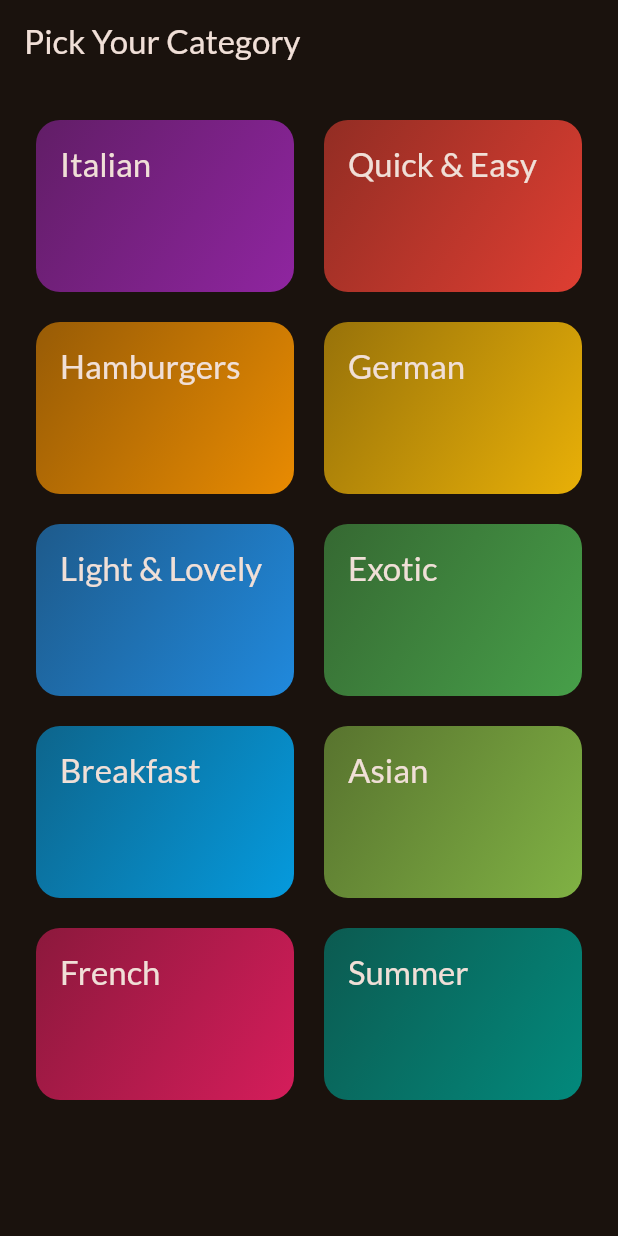
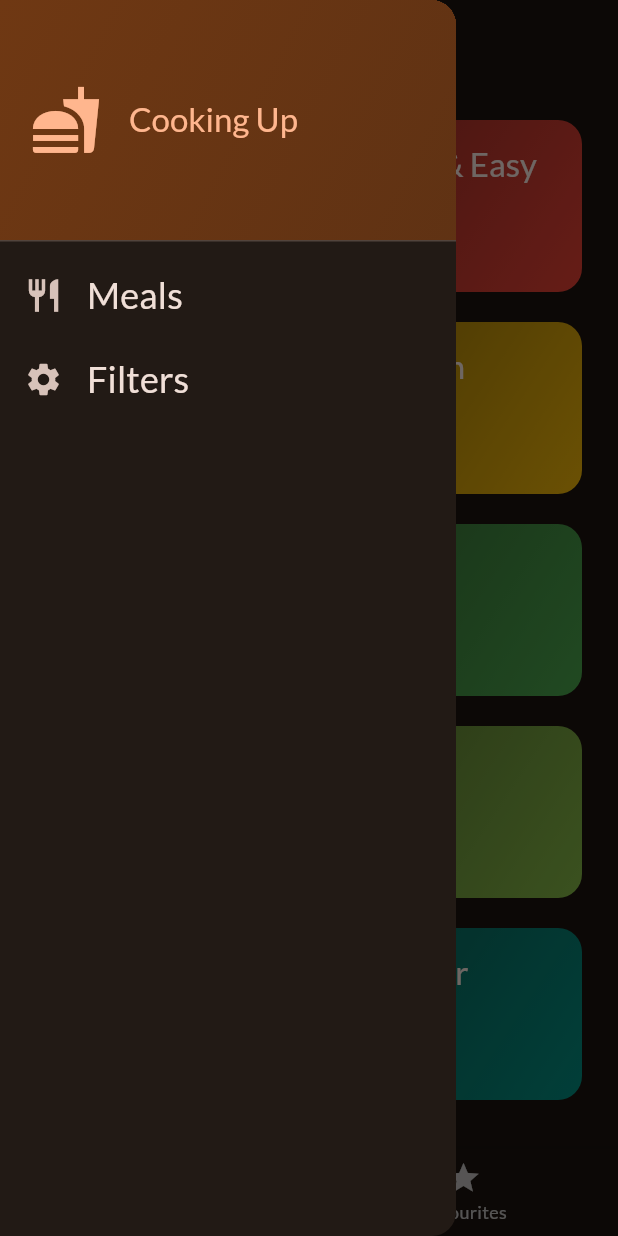
Before and after one commit to MohammedAjsal/meals_app, a Flutter app: the screen it shows after launch, with the side drawer open (before the commit the screen has no drawer), on a phone screen of 412 x 824 dp. Run offline on Flutter 3.47's test engine with Material 2 defaults, Android fonts, the phone set to English and light mode, and no system bars; our stand-ins replace google_fonts, transparent_image.

Commit message:
tabs and drawer added

```diff
--- a/lib/main.dart
+++ b/lib/main.dart
@@ -3,6 +3,7 @@ import 'package:google_fonts/google_fonts.dart';
 import 'package:meals_app/data/dummy_data.dart';
 import 'package:meals_app/screens/categories.dart';
 import 'package:meals_app/screens/meals.dart';
+import 'package:meals_app/screens/tabs.dart';
 
 final theme = ThemeData(
   useMaterial3: true,
@@ -24,10 +25,11 @@ class App extends StatelessWidget {
   @override
   Widget build(BuildContext context) {
     return MaterialApp(
-        debugShowCheckedModeBanner: false,
-        theme: theme,
-        home: const CategoriesScreen()
-        // CategoriesScreen(),
-        );
+      debugShowCheckedModeBanner: false,
+      theme: theme,
+      home: const TabsScreen(),
+      //  CategoriesScreen()
+      // CategoriesScreen(),
+    );
   }
 }
--- a/lib/screens/categories.dart
+++ b/lib/screens/categories.dart
@@ -1,11 +1,13 @@
 import 'package:flutter/material.dart';
 import 'package:meals_app/data/dummy_data.dart';
 import 'package:meals_app/models/category.dart';
+import 'package:meals_app/models/meal.dart';
 import 'package:meals_app/screens/meals.dart';
 import 'package:meals_app/widgets/category_grid_item.dart';
 
 class CategoriesScreen extends StatelessWidget {
-  const CategoriesScreen({super.key});
+  const CategoriesScreen({required this.onToggleFavourite, super.key});
+  final void Function(Meal meal) onToggleFavourite;
   void _selectCategory(BuildContext context, Category category) {
     final filteredMealList = dummyMeals
         .where(
@@ -15,19 +17,22 @@ class CategoriesScreen extends StatelessWidget {
     // Navigator.push(context, route);
     Navigator.of(context).push(
       MaterialPageRoute(
-        builder: (ctx) =>
-            MealsScreen(title: category.title, meals: filteredMealList),
+        builder: (ctx) => MealsScreen(
+            title: category.title,
+            meals: filteredMealList,
+            onToggleFavourite: onToggleFavourite),
       ),
     );
   }
 
   @override
   Widget build(BuildContext context) {
-    return Scaffold(
-      appBar: AppBar(
-        title: const Text("Pick Your Category"),
-      ),
-      body: GridView(
+    // return Scaffold(
+    //   appBar: AppBar(
+    //     title: const Text("Pick Your Category"),
+    //   ),
+    // body:
+    return GridView(
       padding: const EdgeInsets.all(24),
       gridDelegate: const SliverGridDelegateWithFixedCrossAxisCount(
           crossAxisCount: 2,
@@ -44,7 +49,6 @@ class CategoriesScreen extends StatelessWidget {
             },
           )
       ],
-      ),
     );
   }
 }
--- /dev/null
+++ b/lib/screens/tabs.dart
@@ -0,0 +1,82 @@
+import 'package:flutter/material.dart';
+import 'package:meals_app/models/meal.dart';
+import 'package:meals_app/screens/categories.dart';
+import 'package:meals_app/screens/meals.dart';
+import 'package:meals_app/widgets/main_drawer.dart';
+
+class TabsScreen extends StatefulWidget {
+  const TabsScreen({super.key});
+  @override
+  State<TabsScreen> createState() {
+    return _TabsScreenState();
+  }
+}
+
+class _TabsScreenState extends State<TabsScreen> {
+  int _selectedPageIndex = 0;
+  final List<Meal> _favouriteMeals = [];
+  void _showInfoMessage(String message) {
+    ScaffoldMessenger.of(context).clearSnackBars();
+    ScaffoldMessenger.of(context).showSnackBar(
+      SnackBar(
+        content: Text(message),
+      ),
+    );
+  }
+
+  void toggleMealFavouriteStatus(Meal meal) {
+    final isExisting = _favouriteMeals.contains(meal);
+    if (isExisting) {
+      setState(() {
+        _favouriteMeals.remove(meal);
+      });
+      _showInfoMessage("Meal is no longer a favourite");
+    } else {
+      setState(() {
+        _favouriteMeals.add(meal);
+      });
+      _showInfoMessage("Marked as a favourite");
+    }
+  }
+
+  void _selectPage(int index) {
+    setState(() {
+      _selectedPageIndex = index;
+    });
+  }
+
+  @override
+  Widget build(BuildContext context) {
+    Widget activePage = CategoriesScreen(
+      onToggleFavourite: toggleMealFavouriteStatus,
+    );
+    var activePageTitle = "Categories";
+
+    if (_selectedPageIndex == 1) {
+      activePage = MealsScreen(
+          onToggleFavourite: toggleMealFavouriteStatus, meals: _favouriteMeals);
+      activePageTitle = "Your Favourites";
+    }
+
+    return Scaffold(
+      appBar: AppBar(
+        title: Text(activePageTitle),
+      ),
+      drawer: MainDrawer(),
+      body: activePage,
+      bottomNavigationBar: BottomNavigationBar(
+        currentIndex: _selectedPageIndex,
+        onTap: _selectPage,
+        items: const [
+          BottomNavigationBarItem(
+              icon: Icon(Icons.set_meal), label: "Categories"),
+          BottomNavigationBarItem(
+              icon: Icon(
+                Icons.star,
+              ),
+              label: "Favourites"),
+        ],
+      ),
+    );
+  }
+}
--- /dev/null
+++ b/lib/widgets/main_drawer.dart
@@ -0,0 +1,68 @@
+import 'package:flutter/material.dart';
+
+class MainDrawer extends StatelessWidget {
+  MainDrawer({super.key});
+  @override
+  Widget build(BuildContext context) {
+    return Drawer(
+      child: Column(
+        children: [
+          DrawerHeader(
+            padding: EdgeInsets.all(20),
+            decoration: BoxDecoration(
+              gradient: LinearGradient(colors: [
+                Theme.of(context).colorScheme.primaryContainer,
+                Theme.of(context).colorScheme.primaryContainer.withOpacity(0.8),
+              ], begin: Alignment.topLeft, end: Alignment.bottomRight),
+            ),
+            child: Row(
+              children: [
+                Icon(
+                  Icons.fastfood,
+                  size: 48,
+                  color: Theme.of(context).colorScheme.primary,
+                ),
+                const SizedBox(
+                  width: 18,
+                ),
+                Text(
+                  "Cooking Up",
+                  style: Theme.of(context)
+                      .textTheme
+                      .titleLarge!
+                      .copyWith(color: Theme.of(context).colorScheme.primary),
+                )
+              ],
+            ),
+          ),
+          ListTile(
+            leading: const Icon(
+              Icons.restaurant,
+              size: 26,
+            ),
+            title: Text(
+              'Meals',
+              style: Theme.of(context).textTheme.titleSmall!.copyWith(
+                  color: Theme.of(context).colorScheme.onBackground,
+                  fontSize: 24),
+            ),
+            onTap: () {},
+          ),
+          ListTile(
+            leading: const Icon(
+              Icons.settings,
+              size: 26,
+            ),
+            title: Text(
+              'Filters ',
+              style: Theme.of(context).textTheme.titleSmall!.copyWith(
+                  color: Theme.of(context).colorScheme.onBackground,
+                  fontSize: 24),
+            ),
+            onTap: () {},
+          ),
+        ],
+      ),
+    );
+  }
+}
```
Also changed, not shown: lib/screens/meals.dart (+13 -4 lines), lib/screens/meals_details.dart (+11 -1 lines). Lines whose indentation alone changed are shown as unchanged.
